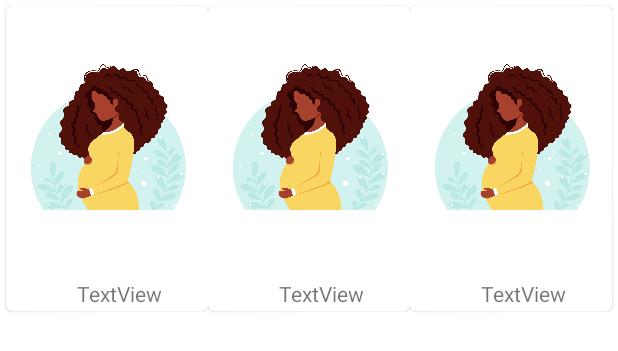
After one commit to keyarafleece/PregnancyApp, an Android app: the layout onboarding1_list_layout.xml on its own in the app's theme, with its tools: preview values and no code run, on a phone screen of 412 x 824 dp. The commit adds this screen. Shown: the top 351 px of the screen. Run offline under Robolectric (Android 15) with nearby library versions, the phone set to English and light mode, and no system bars.

Commit message:
add recyclerview

```diff
--- /dev/null
+++ b/app/src/main/res/layout/onboarding1_list_layout.xml
@@ -0,0 +1,20 @@
+<?xml version="1.0" encoding="utf-8"?>
+<androidx.constraintlayout.widget.ConstraintLayout xmlns:android="http://schemas.android.com/apk/res/android"
+    xmlns:app="http://schemas.android.com/apk/res-auto"
+    xmlns:tools="http://schemas.android.com/tools"
+    android:layout_width="match_parent"
+    android:layout_height="match_parent">
+
+    <androidx.recyclerview.widget.RecyclerView
+        android:id="@+id/photos_grid"
+        android:layout_width="match_parent"
+        android:layout_height="match_parent"
+        android:clipToPadding="false"
+        android:padding="4dp"
+        app:layoutManager="androidx.recyclerview.widget.GridLayoutManager"
+        app:layout_constraintEnd_toEndOf="parent"
+        app:layout_constraintTop_toTopOf="parent"
+        app:spanCount="3"
+        tools:listitem="@layout/onboarding_layout" />
+
+</androidx.constraintlayout.widget.ConstraintLayout>
--- /dev/null
+++ b/app/src/main/res/layout/onboarding_layout.xml
@@ -0,0 +1,35 @@
+<?xml version="1.0" encoding="utf-8"?>
+<com.google.android.material.card.MaterialCardView xmlns:android="http://schemas.android.com/apk/res/android"
+    android:layout_width="match_parent"
+    android:layout_height="wrap_content"
+    android:padding="2dp"
+    xmlns:app="http://schemas.android.com/apk/res-auto"
+    xmlns:tools="http://schemas.android.com/tools"
+    tools:context=".OnboardingOne">
+
+    <TextView
+        android:id="@+id/textView3"
+        android:layout_width="wrap_content"
+        android:layout_height="wrap_content"
+        android:padding="2dp"
+        android:text="TextView"
+        android:layout_marginStart="45dp"
+        android:layout_marginTop="180dp"/>
+    <!-- Figure out why vertical constraints can't be added to textview-->
+
+    <ImageView
+        android:id="@+id/imageView3"
+        android:layout_width="wrap_content"
+        android:layout_height="170dp"
+        app:layout_constraintBottom_toTopOf="@+id/textView3"
+        app:layout_constraintEnd_toEndOf="parent"
+        app:layout_constraintHorizontal_bias="0.496"
+        app:layout_constraintStart_toStartOf="parent"
+        app:layout_constraintTop_toTopOf="parent"
+        app:layout_constraintVertical_bias="0.7"
+        android:padding="4dp"
+        android:focusable="true"
+        android:clickable="true"
+        android:adjustViewBounds="true"
+        app:srcCompat="@drawable/pregnant_image_3" />
+</com.google.android.material.card.MaterialCardView>
```
Also changed, not shown: app/src/main/java/com/example/pregnancy_app/OnboardingOne.kt (+7 -17 lines), app/src/main/java/com/example/pregnancy_app/adapter/OnboardRecyclerViewAdapter.kt (added, +32 -0 lines), app/src/main/res/layout/onboarding1_layout_resource_file.xml (deleted, +0 -43 lines), app/src/main/res/navigation/nav_graph.xml (+8 -4 lines).
